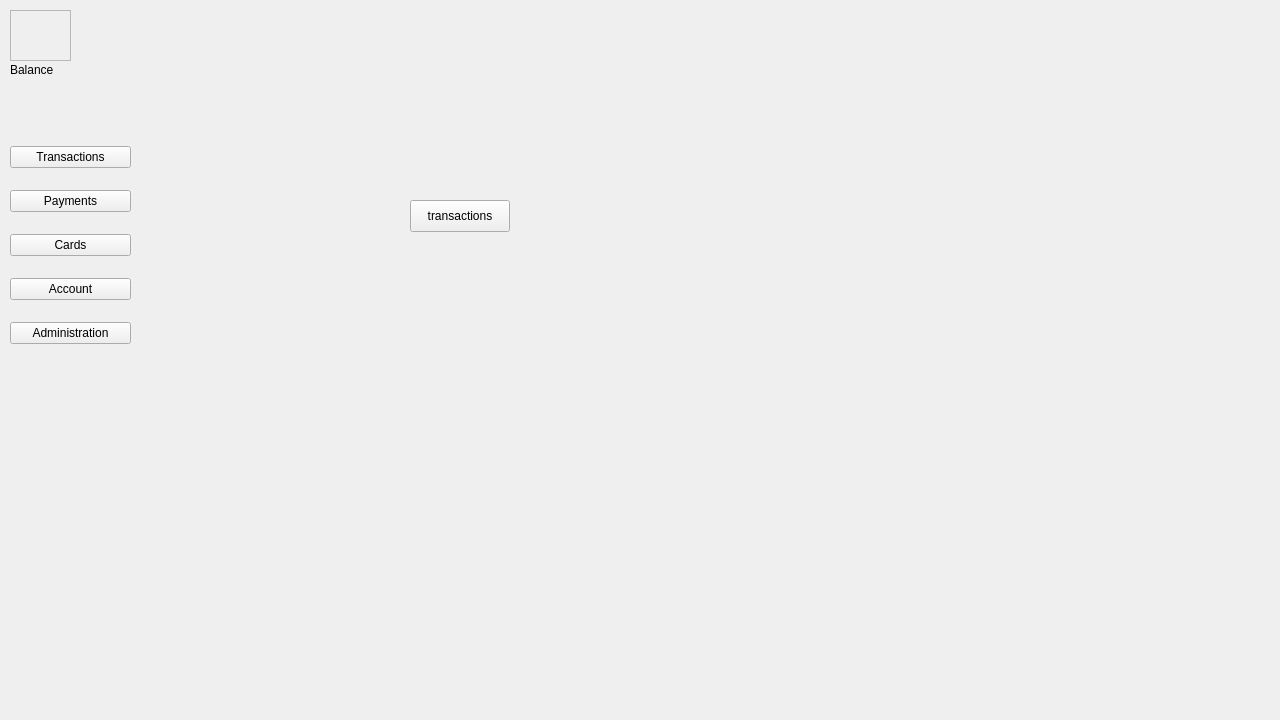
Before: the Qt Designer form forms/mainwindow.ui in IVAndreev21/YRT, drawn with Qt 5.
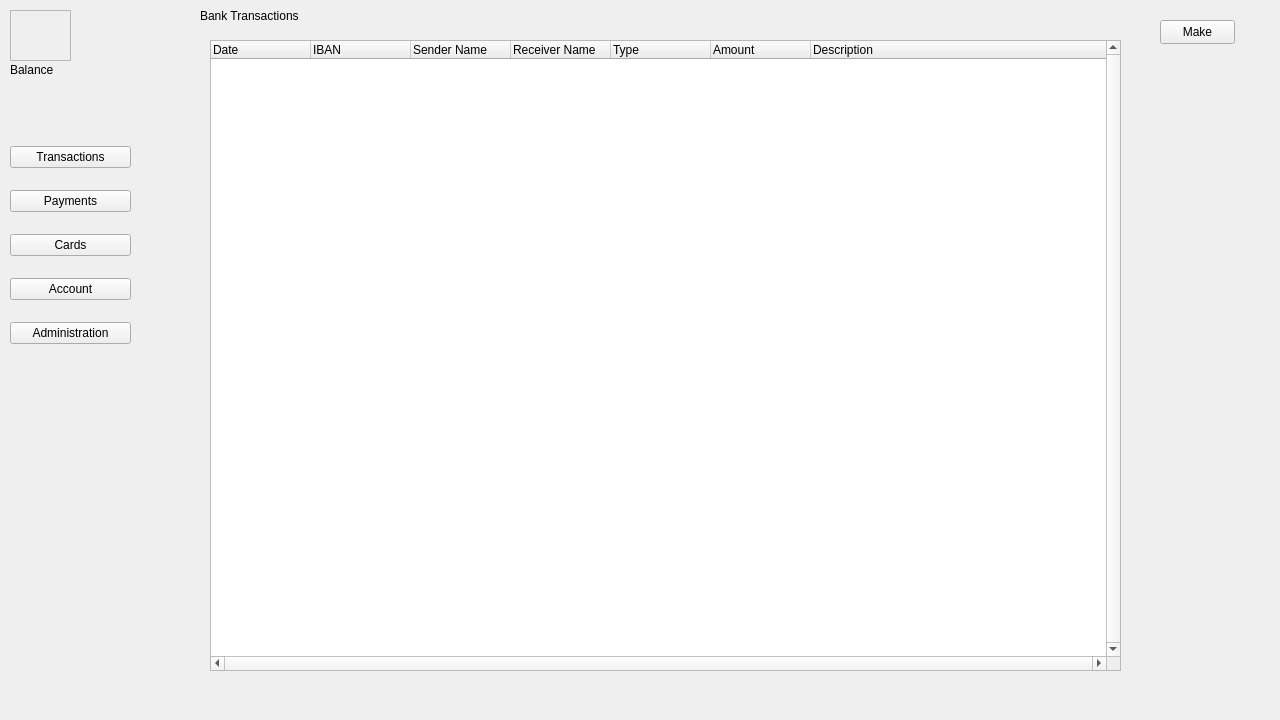
After: the same form once the commit is applied. Icons and pictures are not drawn.

Commit message: Make transaction history page

The edit to the form file:
```diff
--- a/forms/mainwindow.ui
+++ b/forms/mainwindow.ui
@@ -150,17 +150,84 @@
     <number>0</number>
    </property>
    <widget class="QWidget" name="transacions_page">
-    <widget class="QPushButton" name="pushButton_4">
+    <widget class="QLabel" name="label">
      <property name="geometry">
       <rect>
-       <x>220</x>
-       <y>200</y>
-       <width>100</width>
-       <height>32</height>
+       <x>10</x>
+       <y>0</y>
+       <width>101</width>
+       <height>31</height>
       </rect>
      </property>
      <property name="text">
-      <string>transactions</string>
+      <string>Bank Transactions</string>
+     </property>
+    </widget>
+    <widget class="QTreeWidget" name="Transactions_TW">
+     <property name="geometry">
+      <rect>
+       <x>20</x>
+       <y>40</y>
+       <width>911</width>
+       <height>631</height>
+      </rect>
+     </property>
+     <property name="verticalScrollBarPolicy">
+      <enum>Qt::ScrollBarAlwaysOn</enum>
+     </property>
+     <property name="horizontalScrollBarPolicy">
+      <enum>Qt::ScrollBarAlwaysOn</enum>
+     </property>
+     <property name="sizeAdjustPolicy">
+      <enum>QAbstractScrollArea::AdjustToContents</enum>
+     </property>
+     <column>
+      <property name="text">
+       <string>Date</string>
+      </property>
+     </column>
+     <column>
+      <property name="text">
+       <string>IBAN</string>
+      </property>
+     </column>
+     <column>
+      <property name="text">
+       <string>Sender Name</string>
+      </property>
+     </column>
+     <column>
+      <property name="text">
+       <string>Receiver Name</string>
+      </property>
+     </column>
+     <column>
+      <property name="text">
+       <string>Type</string>
+      </property>
+     </column>
+     <column>
+      <property name="text">
+       <string>Amount</string>
+      </property>
+     </column>
+     <column>
+      <property name="text">
+       <string>Description</string>
+      </property>
+     </column>
+    </widget>
+    <widget class="QPushButton" name="make_BTN">
+     <property name="geometry">
+      <rect>
+       <x>970</x>
+       <y>20</y>
+       <width>75</width>
+       <height>24</height>
+      </rect>
+     </property>
+     <property name="text">
+      <string>Make</string>
      </property>
     </widget>
    </widget>
```
The commit also changes 4 other files.
